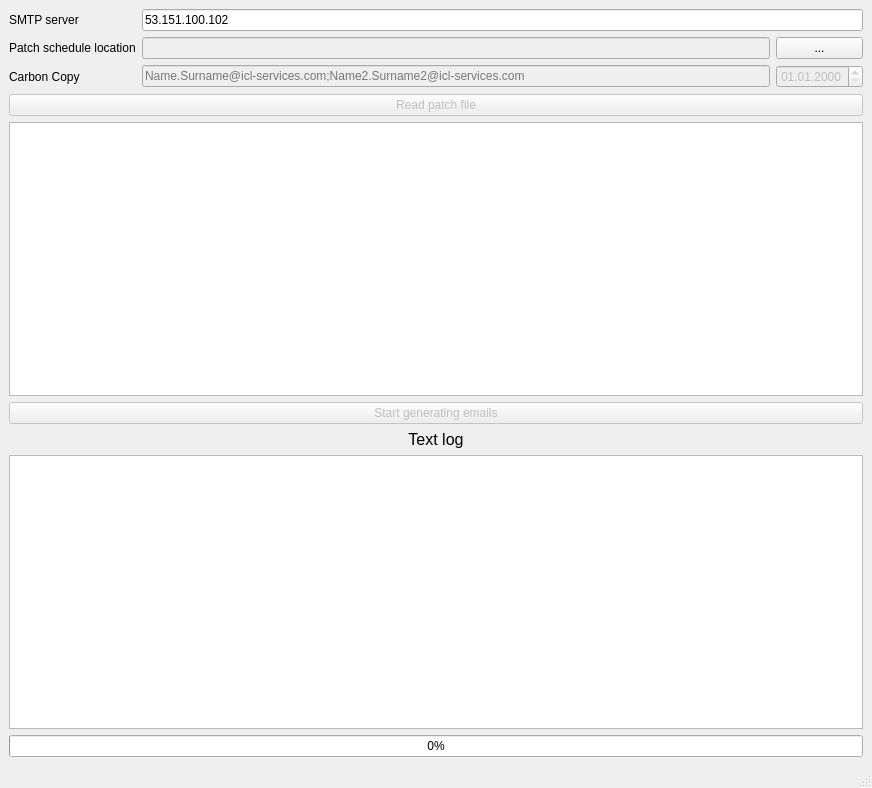
The window that shell_ui.ui (Gainutdinov/GUI-app-for-patch-notifications) describes before a commit, drawn with Qt 5.
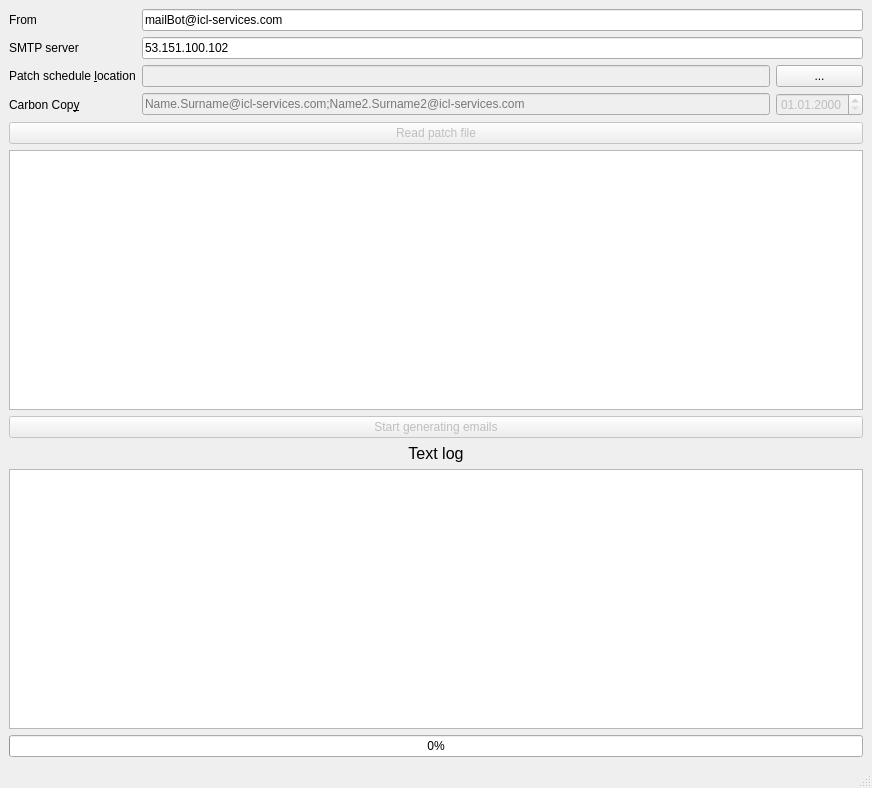
The same window after the commit.

What changed in the file:
```diff
--- a/shell_ui.ui
+++ b/shell_ui.ui
@@ -17,24 +17,24 @@
    <layout class="QGridLayout" name="gridLayout_2">
     <item row="0" column="0">
      <layout class="QGridLayout" name="gridLayout">
-      <item row="1" column="1">
+      <item row="2" column="1">
        <widget class="QLineEdit" name="lineEdit_2">
         <property name="enabled">
          <bool>false</bool>
         </property>
        </widget>
       </item>
-      <item row="2" column="0">
+      <item row="3" column="0">
        <widget class="QLabel" name="label_3">
         <property name="text">
-         <string>Carbon Copy</string>
+         <string>Carbon Cop&amp;y</string>
         </property>
         <property name="buddy">
          <cstring>lineEdit_3</cstring>
         </property>
        </widget>
       </item>
-      <item row="0" column="0">
+      <item row="1" column="0">
        <widget class="QLabel" name="label">
         <property name="text">
          <string>SMTP server</string>
@@ -44,31 +44,31 @@
         </property>
        </widget>
       </item>
-      <item row="1" column="0">
+      <item row="2" column="0">
        <widget class="QLabel" name="label_2">
         <property name="text">
-         <string>Patch schedule location</string>
+         <string>Patch schedule &amp;location</string>
         </property>
         <property name="buddy">
          <cstring>lineEdit_2</cstring>
         </property>
        </widget>
       </item>
-      <item row="1" column="2">
+      <item row="2" column="2">
        <widget class="QPushButton" name="pushButton">
         <property name="text">
          <string>...</string>
         </property>
        </widget>
       </item>
-      <item row="0" column="1" colspan="2">
+      <item row="1" column="1" colspan="2">
        <widget class="QLineEdit" name="lineEdit">
         <property name="text">
          <string>53.151.100.102</string>
         </property>
        </widget>
       </item>
-      <item row="2" column="2">
+      <item row="3" column="2">
        <widget class="QDateEdit" name="dateEdit">
         <property name="enabled">
          <bool>false</bool>
@@ -78,7 +78,7 @@
         </property>
        </widget>
       </item>
-      <item row="2" column="1">
+      <item row="3" column="1">
        <widget class="QLineEdit" name="lineEdit_3">
         <property name="enabled">
          <bool>false</bool>
@@ -88,6 +88,20 @@
         </property>
        </widget>
       </item>
+      <item row="0" column="1" colspan="2">
+       <widget class="QLineEdit" name="lineEdit_4">
+        <property name="text">
+         <string>mailBot@icl-services.com</string>
+        </property>
+       </widget>
+      </item>
+      <item row="0" column="0">
+       <widget class="QLabel" name="label_5">
+        <property name="text">
+         <string>From</string>
+        </property>
+       </widget>
+      </item>
      </layout>
     </item>
     <item row="8" column="0">
```
Left out of the diff: 2 changed lines with no effect on the pictures.
